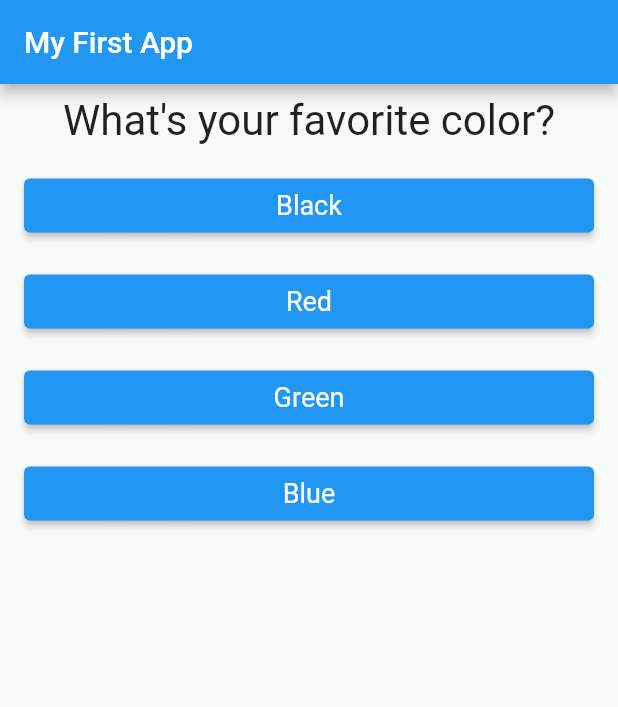
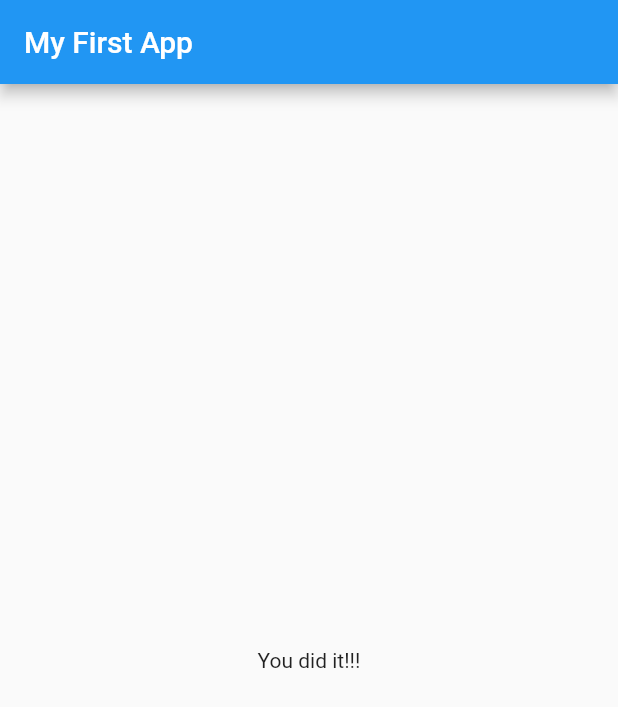
Before and after one commit to ngohongthai/flutter, a Flutter app: the screen it shows after launch, after a tap on "Black", after a tap on "Snake", after a tap on "Thu", on a phone screen of 412 x 824 dp. Shown: the top 707 px of the screen. Run offline on Flutter 3.47's test engine with Material 2 defaults, Android fonts, the light colour scheme and no system bars.

Commit message:
finish basic flutter

```diff
--- a/flutter_complete_guide/lib/main.dart
+++ b/flutter_complete_guide/lib/main.dart
@@ -1,6 +1,7 @@
 import 'package:flutter/material.dart';
-import 'package:flutter_complete_guide/answer.dart';
-import 'question.dart';
+import 'package:flutter_complete_guide/quiz.dart';
+import 'package:flutter_complete_guide/result.dart';
+
 // void main() {
 //   runApp(MyApp());
 // }
@@ -48,8 +49,9 @@ class MyHomePageState extends State<MyHomePage> {
 
   void updateQuestionIndex() {
     setState(() {
-      _questionIndex =
-          _questionIndex >= (_questions.length - 1) ? 0 : _questionIndex + 1;
+      //_questionIndex =
+      //_questionIndex >= (_questions.length - 1) ? 0 : _questionIndex + 1;
+      _questionIndex++;
     });
   }
 
@@ -59,15 +61,12 @@ class MyHomePageState extends State<MyHomePage> {
       appBar: AppBar(
         title: Text("My First App"),
       ),
-      body: Column(
-        children: [
-          Question(_questions[_questionIndex]['questionText'] as String),
-          ...(_questions[_questionIndex]['answer'] as List<String>)
-              .map((answer) {
-            return Answer(answer, updateQuestionIndex);
-          }).toList()
-        ],
-      ),
+      body: _questionIndex < _questions.length
+          ? Quiz(
+              questions: this._questions,
+              questionIndex: this._questionIndex,
+              answerQuestion: updateQuestionIndex)
+          : Result(),
     );
   }
 }
--- /dev/null
+++ b/flutter_complete_guide/lib/quiz.dart
@@ -0,0 +1,26 @@
+import 'package:flutter/material.dart';
+import 'answer.dart';
+import 'question.dart';
+
+class Quiz extends StatelessWidget {
+  final List<Map<String, Object>> questions;
+  final VoidCallback answerQuestion;
+  final int questionIndex;
+
+  Quiz(
+      {required this.questions,
+      required this.questionIndex,
+      required this.answerQuestion});
+
+  @override
+  Widget build(BuildContext context) {
+    return Column(
+      children: [
+        Question(questions[questionIndex]['questionText'] as String),
+        ...(questions[questionIndex]['answer'] as List<String>).map((answer) {
+          return Answer(answer, answerQuestion);
+        }).toList()
+      ],
+    );
+  }
+}
--- /dev/null
+++ b/flutter_complete_guide/lib/result.dart
@@ -0,0 +1,12 @@
+import 'package:flutter/material.dart';
+
+class Result extends StatelessWidget {
+  const Result({Key? key}) : super(key: key);
+
+  @override
+  Widget build(BuildContext context) {
+    return Center(
+      child: Text("You did it!!!"),
+    );
+  }
+}
```
